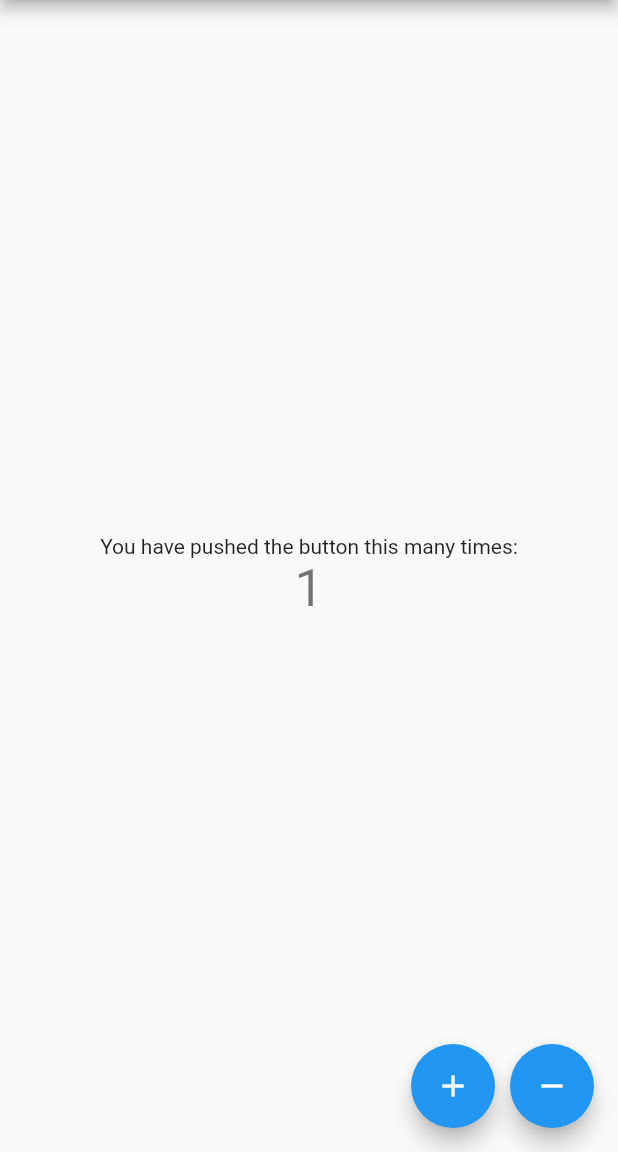
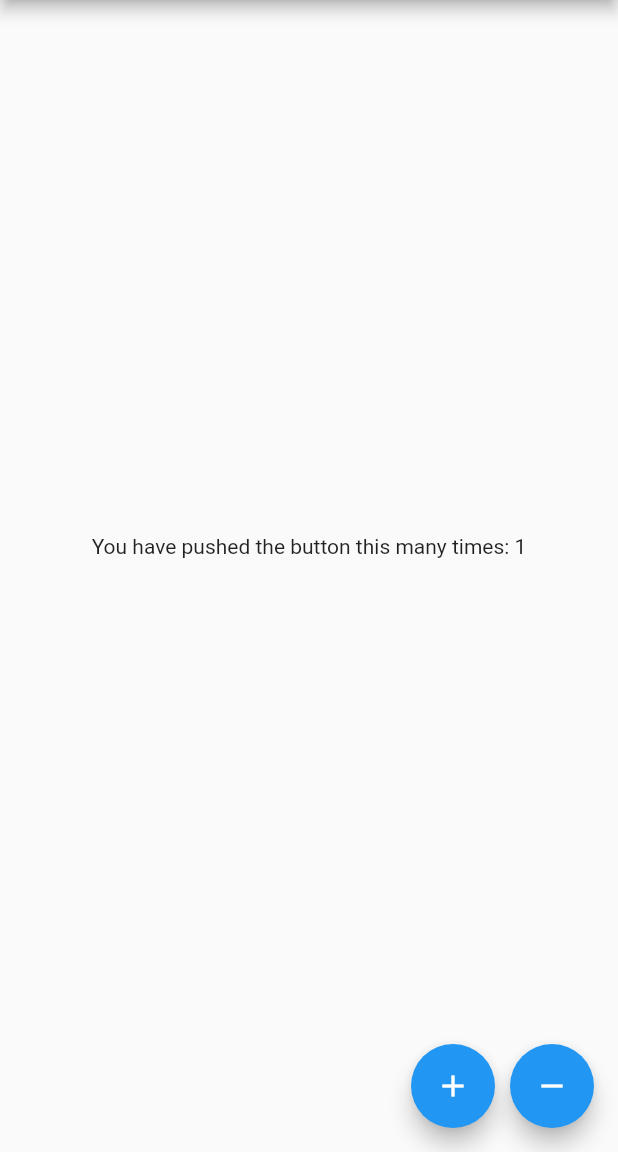
Before and after one commit to NadeemShaikh7/BlocLibrary, a Flutter app: the screen it shows after launch, after a tap on the "add" icon, on a phone screen of 412 x 824 dp, the part 84-1236 px from its top. Run offline on Flutter 3.47's test engine with Material 2 defaults, Android fonts, the phone set to English and light mode, and no system bars; our stand-ins replace bloc, flutter_bloc.

```diff
--- a/lib/counter_bloc.dart
+++ b/lib/counter_bloc.dart
@@ -1,38 +1,28 @@
-import 'dart:async';
+import 'package:bloc/bloc.dart';
+import 'package:bloc_sample/counter_event.dart';
+import 'package:bloc_sample/counter_state.dart';
 
-import 'package:bloc_sample/counter_event.dart';
-
-class CounterBloc {
+class CounterBloc extends Bloc<CounterEvent, CounterState> {
   int _counter = 0;
 
-  final _counterStateController = StreamController<int>();
-  StreamSink<int> get _counterSink => _counterStateController.sink;
-  Stream<int> get counterStream => _counterStateController.stream;
+  CounterBloc(CounterState initialState) : super(initialState);
 
-  final _counterEventController = StreamController<CounterEvent>();
-  Sink<CounterEvent> get eventSink => _counterEventController.sink;
-  Stream<CounterEvent> get _eventStream => _counterEventController.stream;
+  // void _mapEventToState(CounterEvent event) {
+  //   if (event is IncrementEvent) {
+  //     _counter++;
+  //   }
+  //   if (event is DecrementEvent) {
+  //     _counter--;
+  //   }
+  //   _counterSink.add(_counter);
+  // }
+  //
+  // void dispose() {
+  //   _counterStateController.close();
+  //   _counterEventController.close();
+  // }
 
-  CounterBloc() {
-    _eventStream.listen(_mapEventToState);
-  }
-
-  void _mapEventToState(CounterEvent event) {
-    if (event is IncrementEvent) {
-      _counter++;
-    }
-    if (event is DecrementEvent) {
-      _counter--;
-    }
-    _counterSink.add(_counter);
-  }
-
-  void dispose() {
-    _counterStateController.close();
-    _counterEventController.close();
-  }
-
-  addEvent(CounterEvent event) {
-    eventSink.add(event);
-  }
+  // addEvent(CounterEvent event) {
+  //   eventSink.add(event);
+  // }
 }
--- /dev/null
+++ b/lib/counter_cubit.dart
@@ -0,0 +1,9 @@
+import 'package:bloc/bloc.dart';
+import 'package:bloc_sample/counter_state.dart';
+
+class CounterCubit extends Cubit<CounterState> {
+  // CounterCubit(CounterState initialState) : super(initialState);
+  CounterCubit() : super(CounterState(counterValue: 0));
+  void increment() => emit(CounterState(counterValue: state.counterValue + 1));
+  void decrement() => emit(CounterState(counterValue: state.counterValue - 1));
+}
--- a/lib/counter_state.dart
+++ b/lib/counter_state.dart
@@ -1,9 +1,5 @@
 class CounterState {
-  int counter = 0;
+  int counterValue;
 
-  CounterState._();
-
-  factory CounterState.initial() {
-    return CounterState._()..counter = 0;
-  }
+  CounterState({required this.counterValue});
 }
--- a/lib/main.dart
+++ b/lib/main.dart
@@ -1,6 +1,7 @@
-import 'package:bloc_sample/counter_bloc.dart';
-import 'package:bloc_sample/counter_event.dart';
+import 'package:bloc_sample/counter_cubit.dart';
+import 'package:bloc_sample/counter_state.dart';
 import 'package:flutter/material.dart';
+import 'package:flutter_bloc/flutter_bloc.dart';
 
 void main() {
   runApp(const MyApp());
@@ -11,12 +12,16 @@ class MyApp extends StatelessWidget {
 
   @override
   Widget build(BuildContext context) {
-    return MaterialApp(
+    return BlocProvider<CounterCubit>(
+      // create: (context) => CounterCubit(CounterState(counterValue: 0)),
+      create: (context) => CounterCubit(),
+      child: MaterialApp(
         title: 'Flutter Demo',
         theme: ThemeData(
           primarySwatch: Colors.blue,
         ),
         home: const MyHomePage(title: 'Flutter Demo Home Page'),
+      ),
     );
   }
 }
@@ -31,7 +36,7 @@ class MyHomePage extends StatefulWidget {
 }
 
 class _MyHomePageState extends State<MyHomePage> {
-  final _bloc = CounterBloc();
+  // final _bloc = CounterBloc();
   // int _counter = 0;
   //
   // void _incrementCounter() {
@@ -53,30 +58,28 @@ class _MyHomePageState extends State<MyHomePage> {
         title: Text(widget.title),
       ),
       body: Center(
-        child: StreamBuilder(
-          stream: _bloc.counterStream,
-          initialData: 0,
-          builder: (BuildContext context, AsyncSnapshot<dynamic> snapshot) {
-            return Column(
+        child: Column(
           mainAxisAlignment: MainAxisAlignment.center,
           children: <Widget>[
-                const Text(
-                  'You have pushed the button this many times:',
+            BlocBuilder<CounterCubit, CounterState>(
+              builder: (BuildContext context, state) {
+                return Text(
+                  'You have pushed the button this many times: ${state.counterValue.toString()}',
+                );
+              },
             ),
             Text(
-                  '${snapshot.data}',
+              '',
               style: Theme.of(context).textTheme.headline4,
             ),
           ],
-            );
-          },
         ),
       ),
       floatingActionButton: Row(
         mainAxisAlignment: MainAxisAlignment.end,
         children: [
           FloatingActionButton(
-            onPressed: () => _bloc.addEvent(IncrementEvent()),
+            onPressed: () => BlocProvider.of<CounterCubit>(context).increment(),
             tooltip: 'Increment',
             child: const Icon(Icons.add),
           ),
@@ -84,7 +87,7 @@ class _MyHomePageState extends State<MyHomePage> {
             width: 10.0,
           ),
           FloatingActionButton(
-            onPressed: () => _bloc.addEvent(DecrementEvent()),
+            onPressed: () => BlocProvider.of<CounterCubit>(context).decrement(),
             tooltip: 'Decrement',
             child: const Icon(Icons.remove),
           )
```
Lines whose indentation alone changed are shown as unchanged.
